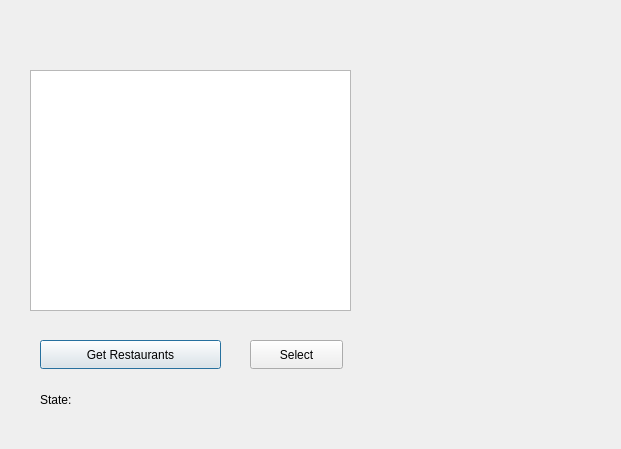
Before: the Qt Designer form secdialog.ui in Burak-Yavas/qt-cpp-project, drawn with Qt 5.
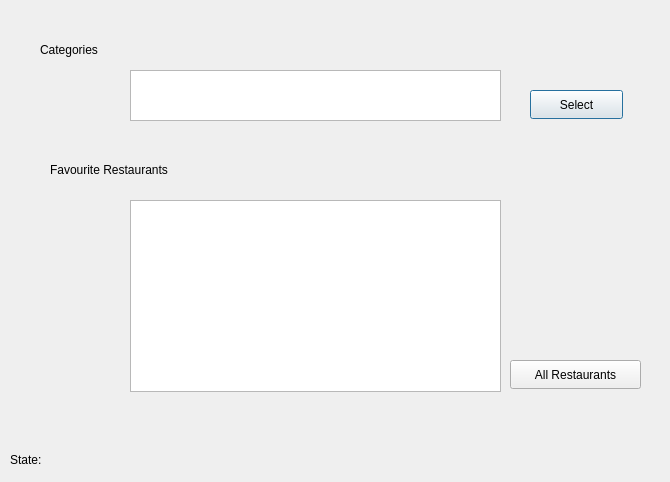
After: the same form once the commit is applied. Icons and pictures are not drawn.

```diff
--- a/secdialog.ui
+++ b/secdialog.ui
@@ -6,8 +6,8 @@
    <rect>
     <x>0</x>
     <y>0</y>
-    <width>621</width>
-    <height>449</height>
+    <width>670</width>
+    <height>482</height>
    </rect>
   </property>
   <property name="windowTitle">
@@ -16,31 +16,18 @@
   <widget class="QListView" name="listView">
    <property name="geometry">
     <rect>
-     <x>30</x>
+     <x>130</x>
      <y>70</y>
-     <width>321</width>
-     <height>241</height>
+     <width>371</width>
+     <height>51</height>
     </rect>
    </property>
   </widget>
-  <widget class="QPushButton" name="pushButton">
-   <property name="geometry">
-    <rect>
-     <x>40</x>
-     <y>340</y>
-     <width>181</width>
-     <height>29</height>
-    </rect>
-   </property>
-   <property name="text">
-    <string>Get Restaurants</string>
-   </property>
-  </widget>
   <widget class="QLabel" name="label_state">
    <property name="geometry">
     <rect>
-     <x>40</x>
-     <y>390</y>
+     <x>10</x>
+     <y>450</y>
      <width>161</width>
      <height>20</height>
     </rect>
@@ -52,8 +39,8 @@
   <widget class="QPushButton" name="pushButton_Select">
    <property name="geometry">
     <rect>
-     <x>250</x>
-     <y>340</y>
+     <x>530</x>
+     <y>90</y>
      <width>93</width>
      <height>29</height>
     </rect>
@@ -67,8 +54,8 @@
     <rect>
      <x>-2</x>
      <y>-5</y>
-     <width>621</width>
-     <height>461</height>
+     <width>671</width>
+     <height>491</height>
     </rect>
    </property>
    <property name="styleSheet">
@@ -78,6 +65,55 @@
     <string/>
    </property>
   </widget>
+  <widget class="QLabel" name="label_2">
+   <property name="geometry">
+    <rect>
+     <x>40</x>
+     <y>40</y>
+     <width>63</width>
+     <height>20</height>
+    </rect>
+   </property>
+   <property name="text">
+    <string>Categories</string>
+   </property>
+  </widget>
+  <widget class="QLabel" name="label_3">
+   <property name="geometry">
+    <rect>
+     <x>50</x>
+     <y>160</y>
+     <width>141</width>
+     <height>20</height>
+    </rect>
+   </property>
+   <property name="text">
+    <string>Favourite Restaurants</string>
+   </property>
+  </widget>
+  <widget class="QTableView" name="tableView">
+   <property name="geometry">
+    <rect>
+     <x>130</x>
+     <y>200</y>
+     <width>371</width>
+     <height>192</height>
+    </rect>
+   </property>
+  </widget>
+  <widget class="QPushButton" name="pushButton">
+   <property name="geometry">
+    <rect>
+     <x>510</x>
+     <y>360</y>
+     <width>131</width>
+     <height>29</height>
+    </rect>
+   </property>
+   <property name="text">
+    <string>All Restaurants</string>
+   </property>
+  </widget>
   <zorder>label</zorder>
   <zorder>listView</zorder>
   <zorder>pushButton</zorder>
```
Left out of the diff: 5 changed lines with no effect on the pictures.
